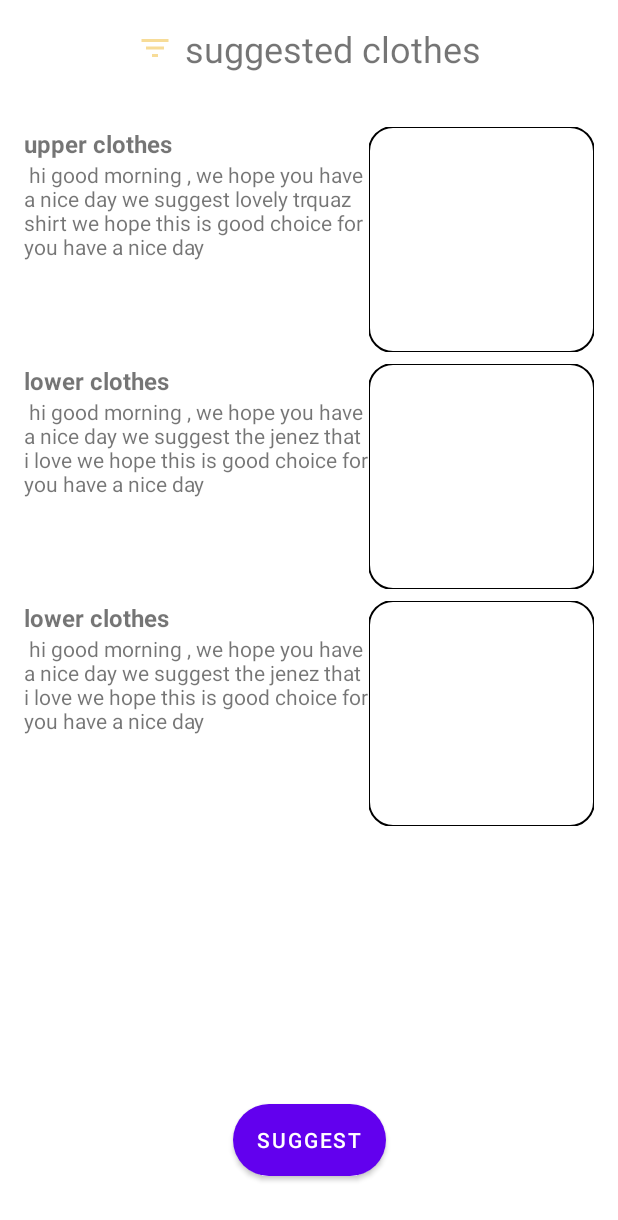
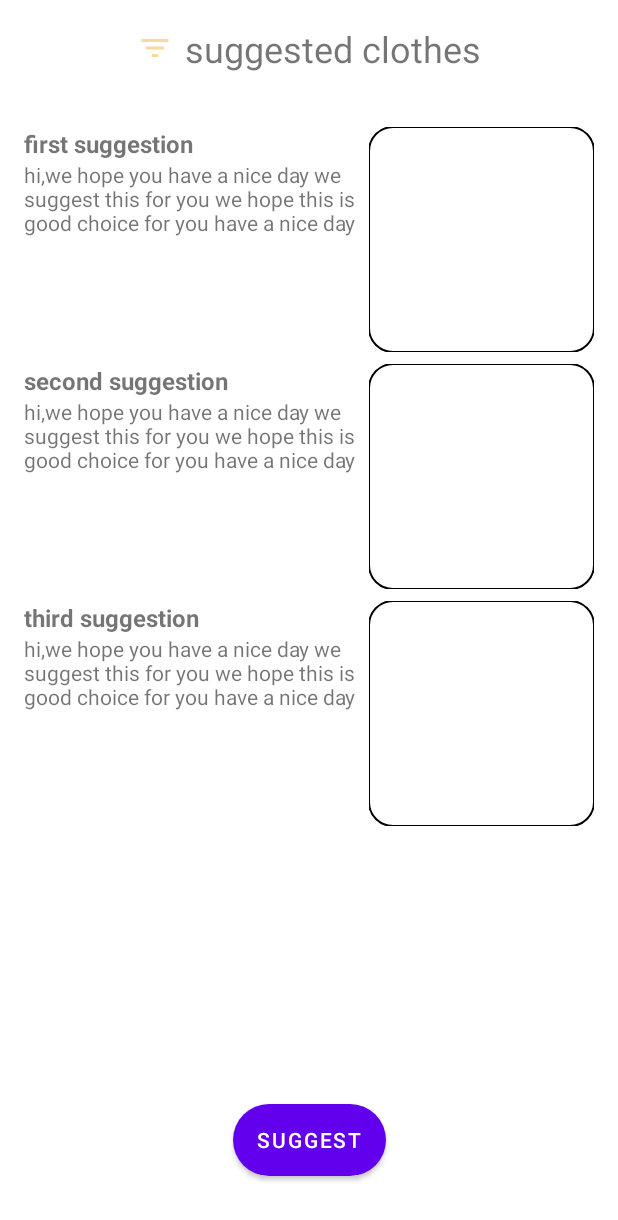
Before and after one commit to jalalcheff/Clothes-Suggester, an Android app: the layout bottom_sheet.xml on its own in the app's theme, with its tools: preview values and no code run, on a phone screen of 412 x 824 dp. Shown: the top 1220 px of the screen. Run offline under Robolectric (Android 15) with nearby library versions, the phone set to English and light mode, and no system bars.

Commit message:
add more clothes to drawable

```diff
--- a/app/src/main/java/com/example/clothessuggester/model/domain/Clouds.kt
+++ b/app/src/main/java/com/example/clothessuggester/model/domain/Clouds.kt
@@ -1,5 +1,5 @@
 package com.example.clothessuggester.model.domain
 
 data class Clouds(
-    val all:Int
+    val all: Int,
 )
--- a/app/src/main/java/com/example/clothessuggester/model/domain/Coordinate.kt
+++ b/app/src/main/java/com/example/clothessuggester/model/domain/Coordinate.kt
@@ -1,6 +1,6 @@
 package com.example.clothessuggester.model.domain
 
 data class Coordinate(
-    val lon:Double,
-    val lat:Double
+    val lon: Double,
+    val lat: Double,
 )
--- a/app/src/main/java/com/example/clothessuggester/model/domain/WeatherStatusConnection.kt
+++ b/app/src/main/java/com/example/clothessuggester/model/domain/WeatherStatusConnection.kt
@@ -3,6 +3,8 @@ package com.example.clothessuggester.model.domain
 import okio.IOException
 
 interface WeatherStatusConnection {
-    fun getWeatherStatusResponse(onGetCurrentWeatherResponse: (WeatherStatus) -> Unit,
-                                 onGetWeatherFailure:(IOException)->Unit)
+    fun getWeatherStatusResponse(
+        onGetCurrentWeatherResponse: (WeatherStatus) -> Unit,
+        onGetWeatherFailure: (IOException) -> Unit,
+    )
 }
--- a/app/src/main/java/com/example/clothessuggester/model/domain/api/WeatherStatusInfo.kt
+++ b/app/src/main/java/com/example/clothessuggester/model/domain/api/WeatherStatusInfo.kt
@@ -36,6 +36,7 @@ class WeatherStatusInfo : WeatherStatusConnection {
 
         })
     }
+
     companion object {
         const val HTTPS_SCHEME = "https"
         const val HOST_NAME = "api.openweathermap.org"
--- a/app/src/main/java/com/example/clothessuggester/model/domain/local/ModifySharedPrefs.kt
+++ b/app/src/main/java/com/example/clothessuggester/model/domain/local/ModifySharedPrefs.kt
@@ -46,7 +46,7 @@ class ModifySharedPrefs {
     private fun bindClothesDependOnTemperature(season: Clothes) {
         shirt = season.shirt.random()
         jeanz = season.jeans.random()
-        shoe = season.shoe
+        shoe = season.shoe.random()
     }
 
     companion object {
--- a/app/src/main/res/layout/bottom_sheet.xml
+++ b/app/src/main/res/layout/bottom_sheet.xml
@@ -9,14 +9,13 @@
     android:id="@+id/header_title"
     android:layout_width="wrap_content"
     android:layout_height="wrap_content"
-    android:text="suggested clothes"
+    android:text="@string/suggested_clothes"
     android:textSize="24sp"
-    android:drawableStart="@drawable/idea"
     android:drawablePadding="8dp"
     app:layout_constraintStart_toStartOf="parent"
     app:layout_constraintEnd_toEndOf="parent"
     app:layout_constraintTop_toTopOf="parent"
-     />
+    app:drawableStartCompat="@drawable/idea" />
 
         <com.google.android.material.imageview.ShapeableImageView
             android:id="@+id/upper_clothes"
@@ -34,9 +33,9 @@
         android:id="@+id/upper_clothes_title"
         android:layout_width="wrap_content"
         android:layout_height="wrap_content"
-        android:textSize="16dp"
+        android:textSize="16sp"
         android:textStyle="bold"
-        android:text="upper clothes"
+        android:text="first suggestion"
         app:layout_constraintTop_toTopOf="@id/upper_clothes"
         app:layout_constraintStart_toStartOf="parent"
         />
@@ -44,8 +43,7 @@
         android:id="@+id/upper_clothes_description"
         android:layout_width="0dp"
         android:layout_height="wrap_content"
-        android:text=" hi good morning , we hope you have a nice day we suggest lovely trquaz shirt we hope
-this is good choice for you have a nice day"
+        android:text="@string/clothes_suggest_string"
         android:lines="7"
         app:layout_constraintEnd_toStartOf="@id/upper_clothes"
         app:layout_constraintStart_toStartOf="parent"
@@ -69,9 +67,9 @@ this is good choice for you have a nice day"
         android:id="@+id/lower_clothes_title"
         android:layout_width="wrap_content"
         android:layout_height="wrap_content"
-        android:textSize="16dp"
+        android:textSize="16sp"
         android:textStyle="bold"
-        android:text="lower clothes"
+        android:text="second suggestion"
         app:layout_constraintTop_toTopOf="@id/lower_clothes"
         app:layout_constraintStart_toStartOf="parent"
         />
@@ -79,8 +77,7 @@ this is good choice for you have a nice day"
         android:id="@+id/lower_clothes_description"
         android:layout_width="0dp"
         android:layout_height="wrap_content"
-        android:text=" hi good morning , we hope you have a nice day we suggest the jenez that i love we hope
-this is good choice for you have a nice day"
+        android:text="@string/clothes_suggest_string"
         android:lines="7"
         app:layout_constraintEnd_toStartOf="@id/lower_clothes"
         app:layout_constraintStart_toStartOf="parent"
@@ -105,9 +102,9 @@ this is good choice for you have a nice day"
         android:id="@+id/shoe_title"
         android:layout_width="wrap_content"
         android:layout_height="wrap_content"
-        android:textSize="16dp"
+        android:textSize="16sp"
         android:textStyle="bold"
-        android:text="lower clothes"
+        android:text="third suggestion"
         app:layout_constraintTop_toTopOf="@id/shoe"
         app:layout_constraintStart_toStartOf="parent"
         />
@@ -115,8 +112,7 @@ this is good choice for you have a nice day"
         android:id="@+id/shoe_description"
         android:layout_width="0dp"
         android:layout_height="wrap_content"
-        android:text=" hi good morning , we hope you have a nice day we suggest the jenez that i love we hope
-this is good choice for you have a nice day"
+        android:text="@string/clothes_suggest_string"
         android:lines="7"
         app:layout_constraintEnd_toStartOf="@id/shoe"
         app:layout_constraintStart_toStartOf="parent"
@@ -128,7 +124,7 @@ this is good choice for you have a nice day"
         android:layout_height="wrap_content"
         android:layout_marginBottom="24dp"
         android:backgroundTint="#6C33D3"
-        android:text="suggest"
+        android:text="@string/suggest"
         android:background="@drawable/raduis_bottom_sheet"
         app:layout_constraintBottom_toBottomOf="parent"
         app:layout_constraintStart_toStartOf="parent"
--- a/app/src/main/res/values/strings.xml
+++ b/app/src/main/res/values/strings.xml
@@ -2,4 +2,8 @@
     <string name="app_name">Clothes Suggester</string>
     <string name="hi_good_morning">hi, good morning</string>
     <string name="lovely_trquaz_shirt">lovely trquaz shirt</string>
+    <string name="clothes_suggest_string">hi,we hope you have a nice day we suggest this for you we hope this is good choice for you have a nice day</string>
+    <string name="suggest">suggest</string>
+    <string name="lower_clothes">lower clothes</string>
+    <string name="suggested_clothes">suggested clothes</string>
 </resources>
```
Also changed, not shown: app/src/main/java/com/example/clothessuggester/model/domain/Clothes.kt (+5 -5 lines), app/src/main/java/com/example/clothessuggester/model/domain/Main.kt (+6 -6 lines), app/src/main/java/com/example/clothessuggester/model/domain/Sys.kt (+5 -5 lines), app/src/main/java/com/example/clothessuggester/model/domain/Weather.kt (+4 -4 lines), app/src/main/java/com/example/clothessuggester/model/domain/WeatherStatus.kt (+13 -13 lines), app/src/main/java/com/example/clothessuggester/model/domain/Wind.kt (+4 -4 lines), app/src/main/java/com/example/clothessuggester/ui/MainActivity.kt (+7 -8 lines), app/src/main/java/com/example/clothessuggester/util/ListOfClothes.kt (+29 -20 lines), app/src/main/res/drawable/jacket2.jpg (added), app/src/main/res/drawable/shoe2.jpg (added), 3 other files.
